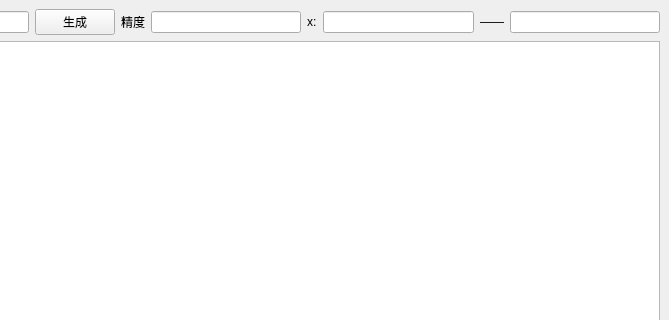
First picture: the form in mainwindow.ui, repository YangChengxxyy/FunctionImage, before the edit; both pictures show x 131 to 800 and y 0 to 320 of the 800 by 600 pixel window.
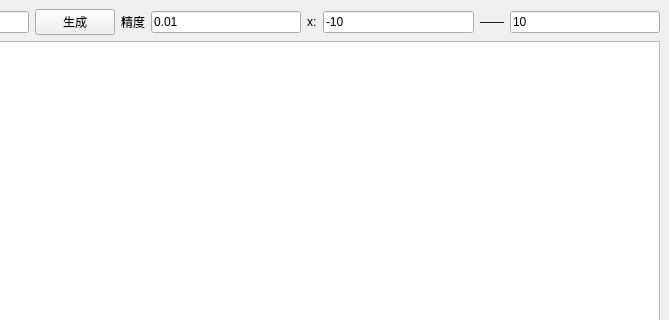
Second picture: the form after the edit.

Patch:
```diff
--- a/mainwindow.ui
+++ b/mainwindow.ui
@@ -33,7 +33,11 @@
      </widget>
     </item>
     <item row="0" column="3">
-     <widget class="QLineEdit" name="preEdit"/>
+     <widget class="QLineEdit" name="preEdit">
+      <property name="text">
+       <string>0.01</string>
+      </property>
+     </widget>
     </item>
     <item row="0" column="4">
      <widget class="QLabel" name="label">
@@ -43,7 +47,11 @@
      </widget>
     </item>
     <item row="0" column="5">
-     <widget class="QLineEdit" name="minXEdit"/>
+     <widget class="QLineEdit" name="minXEdit">
+      <property name="text">
+       <string>-10</string>
+      </property>
+     </widget>
     </item>
     <item row="0" column="6">
      <widget class="QLabel" name="label_2">
@@ -53,7 +61,11 @@
      </widget>
     </item>
     <item row="0" column="7">
-     <widget class="QLineEdit" name="maxXEdit"/>
+     <widget class="QLineEdit" name="maxXEdit">
+      <property name="text">
+       <string>10</string>
+      </property>
+     </widget>
     </item>
     <item row="1" column="0" colspan="8">
      <widget class="QTableView" name="tableView"/>
```
Left out of the diff: 2 changed lines with no effect on the pictures.
